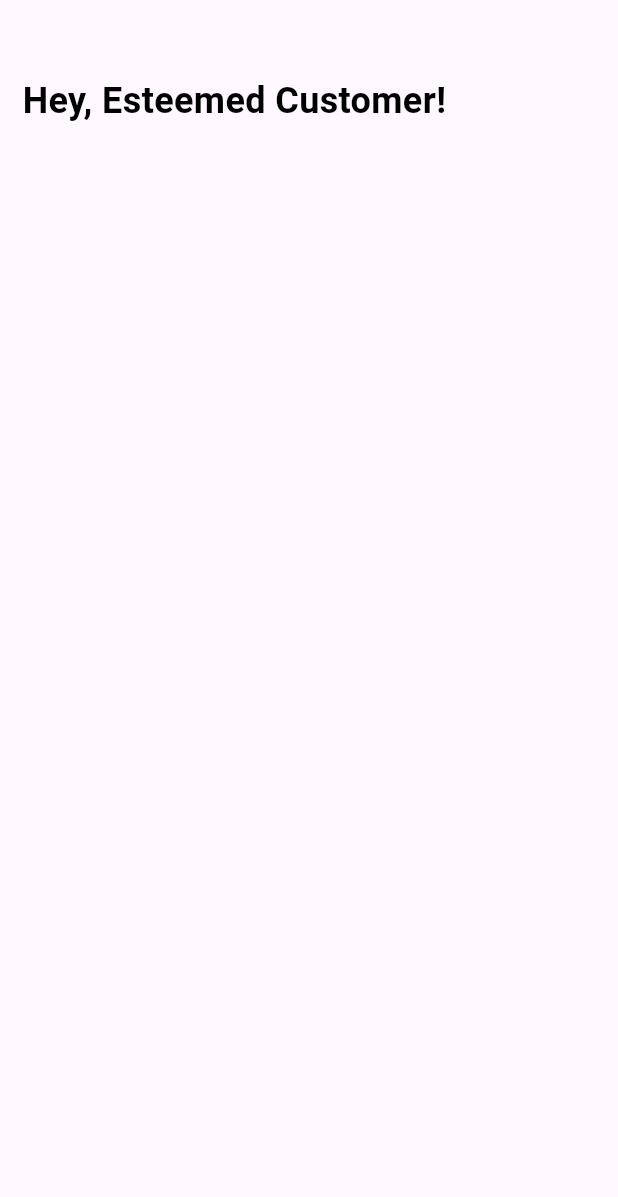
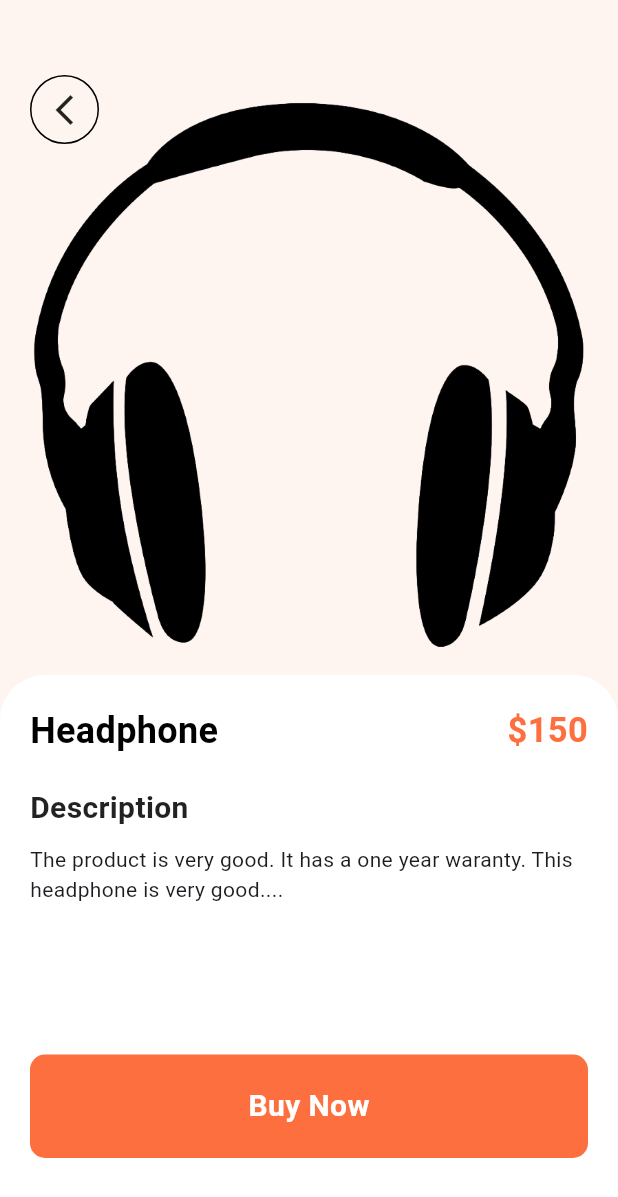
Before and after one commit to addiscodr/addis_ecommerce, a Flutter app: the screen it shows after launch, on a phone screen of 412 x 824 dp. Shown: the top 1197 px of the screen. Run offline on Flutter 3.47's test engine with Material 3 defaults, Android fonts, the phone set to English and light mode, and no system bars; our stand-ins replace curved_navigation_bar.

Commit message:
Add temporary image files, bottom_nav.dart, home.dart, order.dart, product_detail.dart, profile.dart, support_widget.dart to codebase; modify affected files

```diff
--- a/lib/pages/home_page.dart
+++ /dev/null
@@ -1,31 +0,0 @@
-import 'package:flutter/material.dart';
-
-class HomePage extends StatefulWidget {
-  const HomePage({super.key});
-
-  @override
-  State<HomePage> createState() => _HomePageState();
-}
-
-class _HomePageState extends State<HomePage> {
-  @override
-  Widget build(BuildContext context) {
-    return Scaffold(
-      body: Container(
-        margin: EdgeInsets.only(top: 50, left: 15),
-        child: Column(
-          children: [
-            Text(
-              "Hey, Esteemed Customer!",
-              style: TextStyle(
-                color: Colors.black,
-                fontSize: 24,
-                fontWeight: FontWeight.bold,
-              ),
-            ),
-          ],
-        ),
-      ),
-    );
-  }
-}
--- /dev/null
+++ b/lib/pages/product_detail.dart
@@ -0,0 +1,104 @@
+import 'package:addis_ecommerce/widgets/support_widget.dart';
+import 'package:flutter/material.dart';
+
+class ProductDetail extends StatefulWidget {
+  const ProductDetail({super.key});
+
+  @override
+  State<ProductDetail> createState() => _ProductDetailState();
+}
+
+class _ProductDetailState extends State<ProductDetail> {
+  @override
+  Widget build(BuildContext context) {
+    return Scaffold(
+      backgroundColor: Color(0xfffef5f1),
+      body: Container(
+        padding: EdgeInsets.only(top: 50),
+        child: Column(
+          crossAxisAlignment: CrossAxisAlignment.start,
+          children: [
+            Stack(
+              children: [
+                GestureDetector(
+                  onTap: () {
+                    Navigator.pop(context);
+                  },
+                  child: Container(
+                    margin: EdgeInsets.only(left: 20),
+                    padding: EdgeInsets.all(10),
+                    decoration: BoxDecoration(
+                      border: Border.all(),
+                      borderRadius: BorderRadius.circular(30),
+                    ),
+                    child: Icon(Icons.arrow_back_ios_new_outlined),
+                  ),
+                ),
+                Center(
+                  child: Image.asset("images/headphone_icon2.png", height: 400),
+                ),
+              ],
+            ),
+            Expanded(
+              child: Container(
+                padding: EdgeInsets.only(top: 20, left: 20, right: 20),
+                decoration: BoxDecoration(
+                  color: Colors.white,
+                  borderRadius: BorderRadius.only(
+                    topLeft: Radius.circular(30),
+                    topRight: Radius.circular(30),
+                  ),
+                ),
+                width: MediaQuery.of(context).size.width,
+                child: Column(
+                  crossAxisAlignment: CrossAxisAlignment.start,
+                  children: [
+                    Row(
+                      mainAxisAlignment: MainAxisAlignment.spaceBetween,
+                      children: [
+                        Text("Headphone", style: AppWidget.boldTextStyle()),
+                        Text(
+                          "\$150",
+                          style: TextStyle(
+                            color: const Color(0xfffd6f3e),
+                            fontSize: 23,
+                            fontWeight: FontWeight.bold,
+                          ),
+                        ),
+                      ],
+                    ),
+                    const SizedBox(height: 20),
+                    Text("Description", style: AppWidget.semiBoldTextStyle()),
+                    SizedBox(height: 10),
+                    Text(
+                      "The product is very good. It has a one year waranty. This headphone is very good.... ",
+                    ),
+                    SizedBox(height: 100),
+                    Container(
+                      padding: EdgeInsets.symmetric(vertical: 20),
+                      decoration: BoxDecoration(
+                        color: const Color(0xfffd6f3e),
+                        borderRadius: BorderRadius.circular(10),
+                      ),
+                      width: MediaQuery.of(context).size.width,
+                      child: Center(
+                        child: Text(
+                          "Buy Now",
+                          style: TextStyle(
+                            color: Colors.white,
+                            fontSize: 20,
+                            fontWeight: FontWeight.bold,
+                          ),
+                        ),
+                      ),
+                    ),
+                  ],
+                ),
+              ),
+            ),
+          ],
+        ),
+      ),
+    );
+  }
+}
--- /dev/null
+++ b/lib/widgets/support_widget.dart
@@ -0,0 +1,27 @@
+import 'package:flutter/material.dart';
+
+class AppWidget {
+  static TextStyle boldTextStyle() {
+    return TextStyle(
+      color: Colors.black,
+      fontSize: 24,
+      fontWeight: FontWeight.bold,
+    );
+  }
+
+  static TextStyle lightTextStyle() {
+    return TextStyle(
+      color: Colors.black54,
+      fontSize: 20,
+      fontWeight: FontWeight.w500,
+    );
+  }
+
+  static TextStyle semiBoldTextStyle() {
+    return TextStyle(
+      color: Colors.black87,
+      fontSize: 20,
+      fontWeight: FontWeight.bold,
+    );
+  }
+}
--- a/pubspec.yaml
+++ b/pubspec.yaml
@@ -34,6 +34,7 @@ dependencies:
   # The following adds the Cupertino Icons font to your application.
   # Use with the CupertinoIcons class for iOS style icons.
   cupertino_icons: ^1.0.8
+  curved_navigation_bar: ^1.0.6
 
 dev_dependencies:
   flutter_test:
```
Also changed, not shown: lib/main.dart (+8 -106 lines), lib/pages/bottom_nav.dart (added, +52 -0 lines), lib/pages/home.dart (added, +288 -0 lines), lib/pages/order.dart (added, +15 -0 lines), lib/pages/profile.dart (added, +15 -0 lines), images/apple_watch.jpg (added), images/headphone2.png (added), images/headphone_icon.png (added), images/headphone_icon2.png (added), images/laptop_icon.png (added), images/laptop_icon2.png (added), images/tv_icon.png (added), images/watch2.jpg (added), images/watch_icon.png (added), 2 more files.
